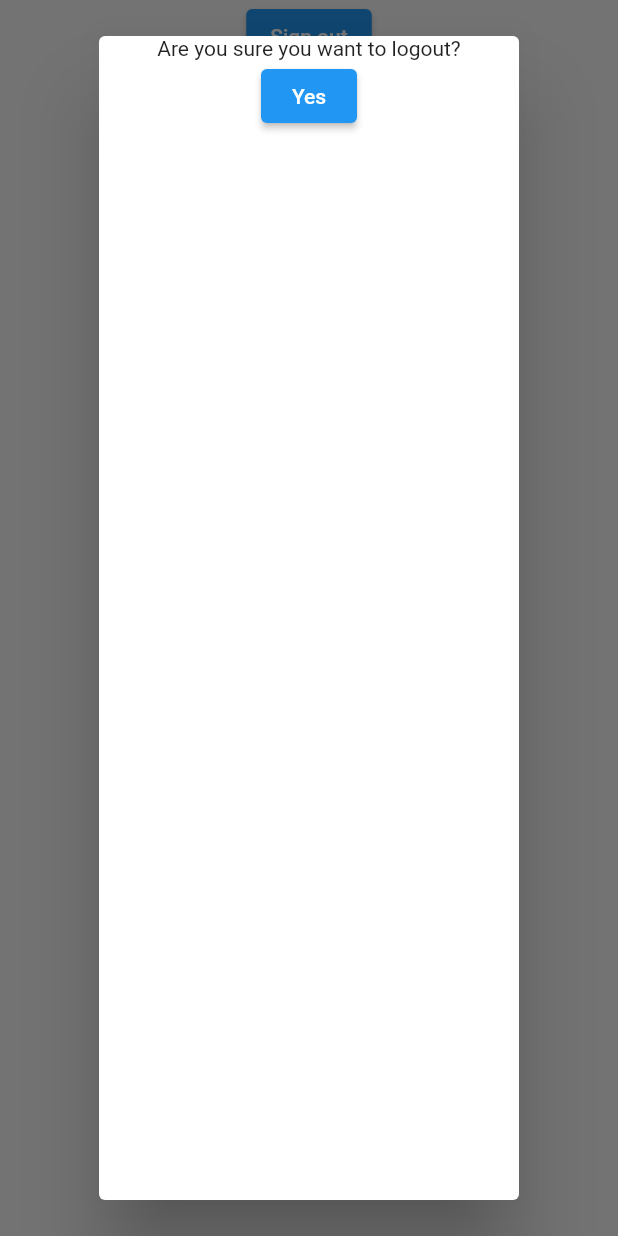
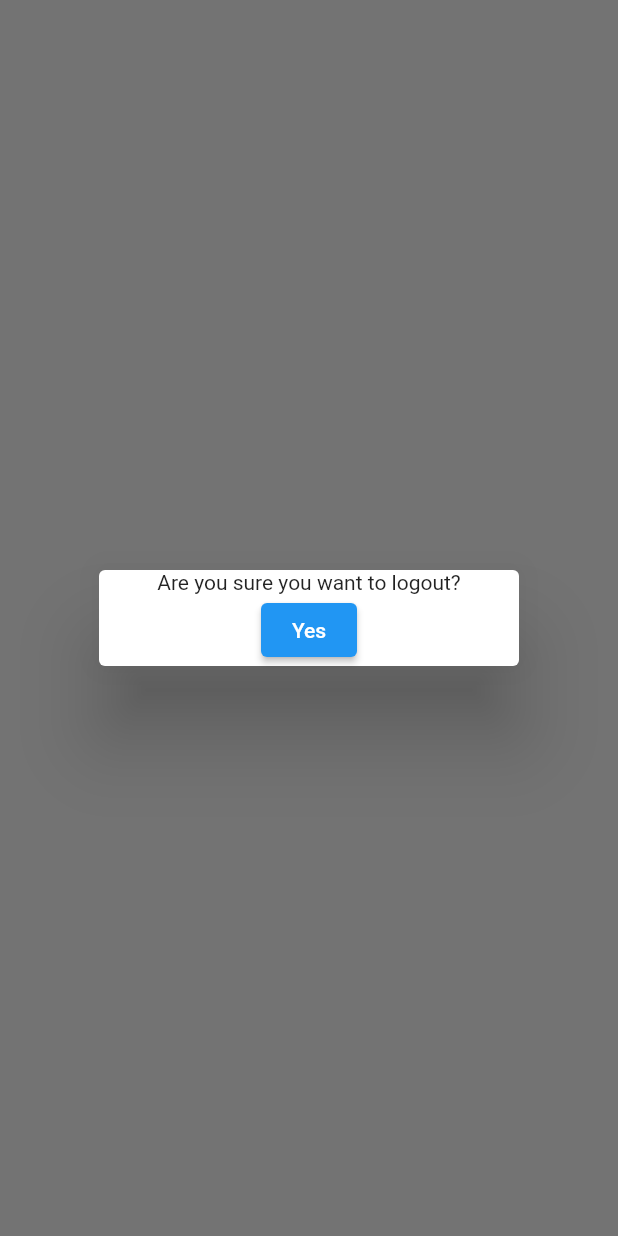
Before and after one commit to sabin6969/Personal-Meeting-Scheduling-Platform, a Flutter app: the HomePage screen opened by its route, after a tap on "Sign out", on a phone screen of 412 x 824 dp. Run offline on Flutter 3.47's test engine with Material 2 defaults, Android fonts, the phone set to English and light mode, and no system bars; our stand-ins replace auth_buttons, cloud_firestore, firebase_auth, firebase_core, fluttertoast; accounts and stored records are empty.

Commit message:
fixed some nagging issues

```diff
--- a/lib/views/home_page.dart
+++ b/lib/views/home_page.dart
@@ -16,6 +16,7 @@ class _HomePageState extends State<HomePage> {
     return Scaffold(
       body: Center(
         child: Column(
+          mainAxisAlignment: MainAxisAlignment.center,
           children: [
             ElevatedButton(
                 onPressed: () {
@@ -24,6 +25,7 @@ class _HomePageState extends State<HomePage> {
                       builder: (context) {
                         return Dialog(
                           child: Column(
+                            mainAxisSize: MainAxisSize.min,
                             children: [
                               Text('Are you sure you want to logout?'),
                               ElevatedButton(
```
